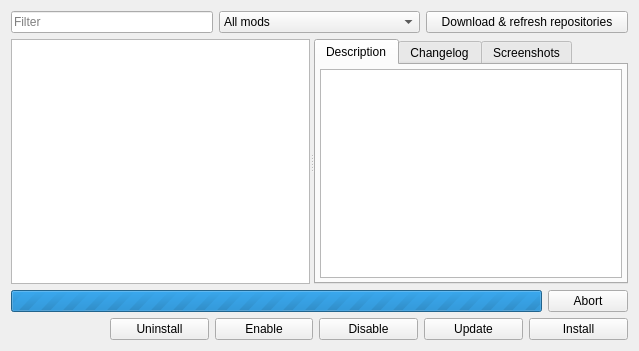
Old version of the form launcher/modManager/cmodlistview_moc.ui in the repository vcmi/vcmi.
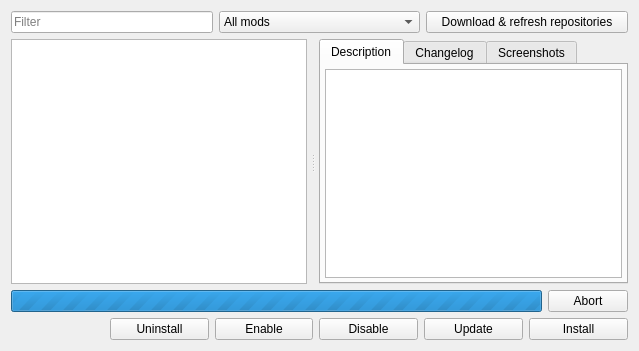
New version of the form. Icons and pictures are not drawn.

Commit message: Double click behavior

```diff
--- a/launcher/modManager/cmodlistview_moc.ui
+++ b/launcher/modManager/cmodlistview_moc.ui
@@ -119,6 +119,9 @@
      <property name="orientation">
       <enum>Qt::Horizontal</enum>
      </property>
+     <property name="handleWidth">
+      <number>12</number>
+     </property>
      <widget class="QTreeView" name="allModsView">
       <property name="selectionMode">
        <enum>QAbstractItemView::SingleSelection</enum>
```
The commit also changes 2 other files.
